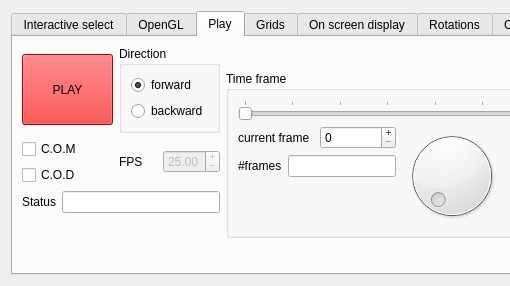
First picture: the form in src/formoptions.ui, repository jcldc/glnemo2, before the edit; both pictures show x 0 to 510 and y 0 to 286 of the 757 by 286 pixel window.
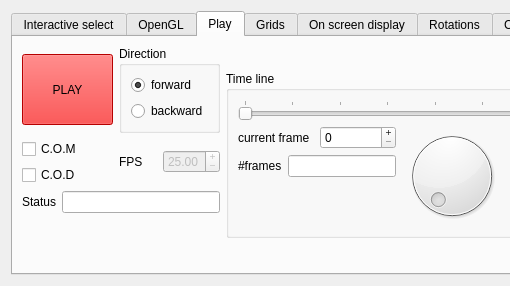
Second picture: the form after the edit. Icons and pictures are not drawn.

Patch:
```diff
--- a/src/formoptions.ui
+++ b/src/formoptions.ui
@@ -10,7 +10,7 @@
     <x>0</x>
     <y>0</y>
     <width>757</width>
-    <height>239</height>
+    <height>258</height>
    </rect>
   </property>
   <property name="windowTitle">
@@ -2132,7 +2132,7 @@
           </sizepolicy>
          </property>
          <property name="title">
-          <string>Time frame</string>
+          <string>Time line</string>
          </property>
          <layout class="QGridLayout" name="gridLayout_40">
           <item row="0" column="0" colspan="3">
```
